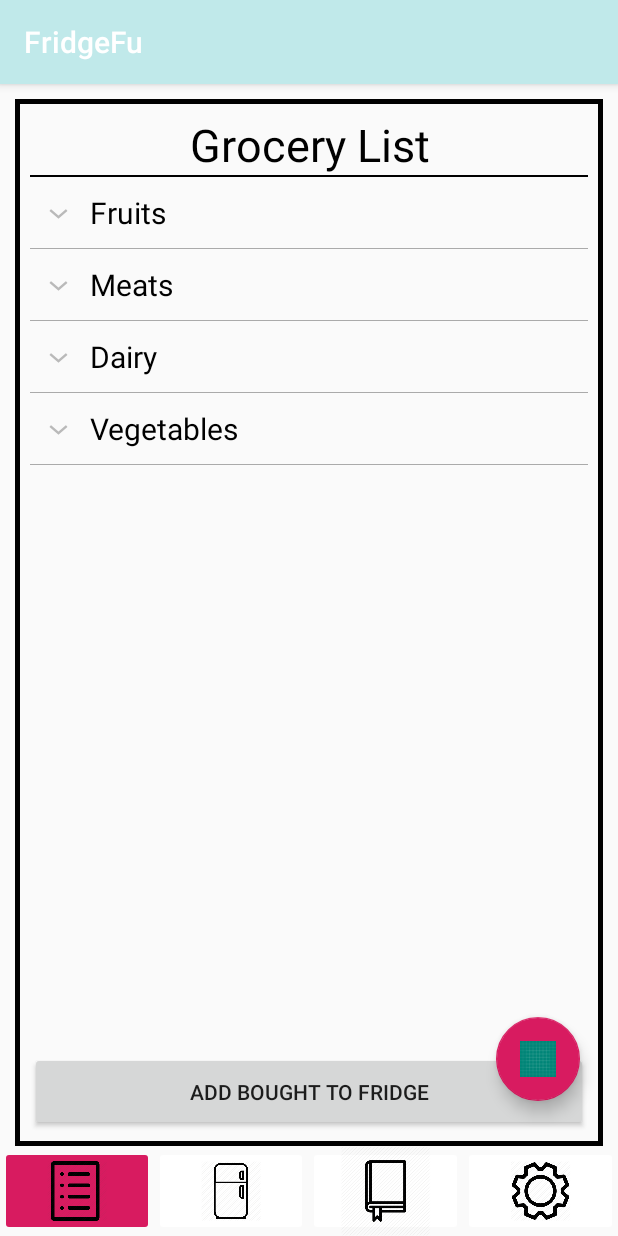
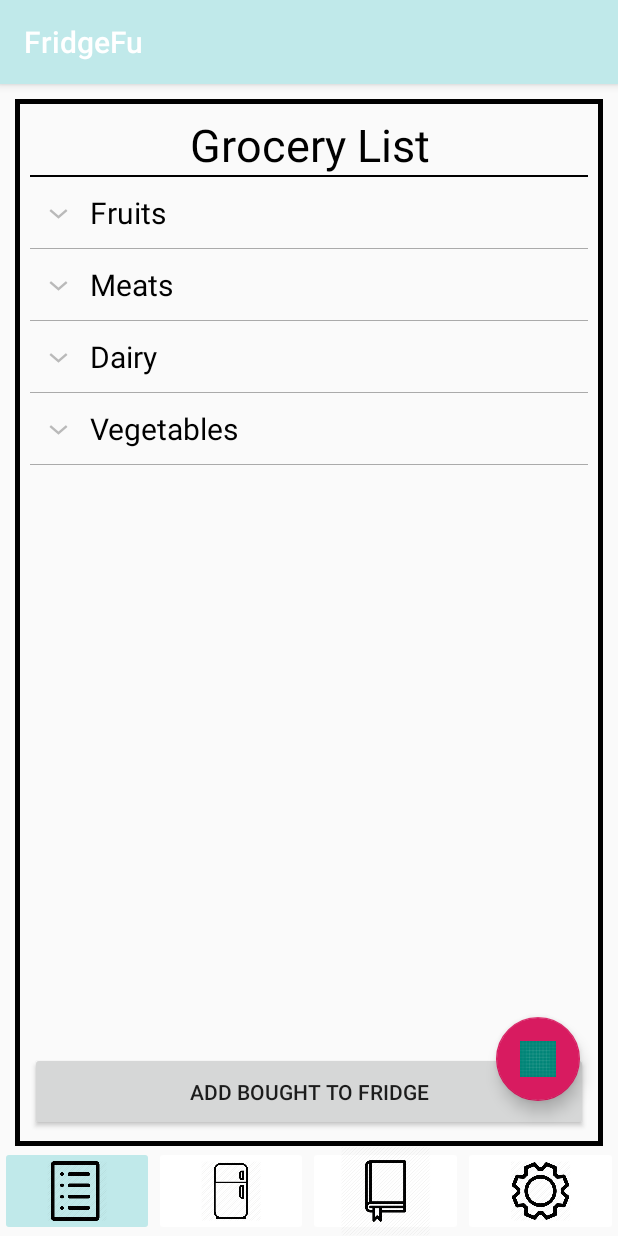
Before and after one commit to supergeno1/FridgeFu, an Android app: the GroceryLanding screen opened directly, with no data from a screen before it, on a phone screen of 412 x 824 dp. Run offline under Robolectric (Android 15) with nearby library versions, the phone set to English and light mode, and no system bars.

Commit message:
Update activity_grocery_landing.xml
changed button color from magenta to blue

```diff
--- a/FridgeFu/app/src/main/res/layout/activity_grocery_landing.xml
+++ b/FridgeFu/app/src/main/res/layout/activity_grocery_landing.xml
@@ -80,7 +80,7 @@
                 android:layout_weight="1"
                 android:adjustViewBounds="true"
                 android:src="@drawable/grocery_list"
-                android:backgroundTint="#d81b60"
+                android:backgroundTint="@color/colorPrimary"
                 android:scaleType="centerInside">
 
             </ImageButton>
```
